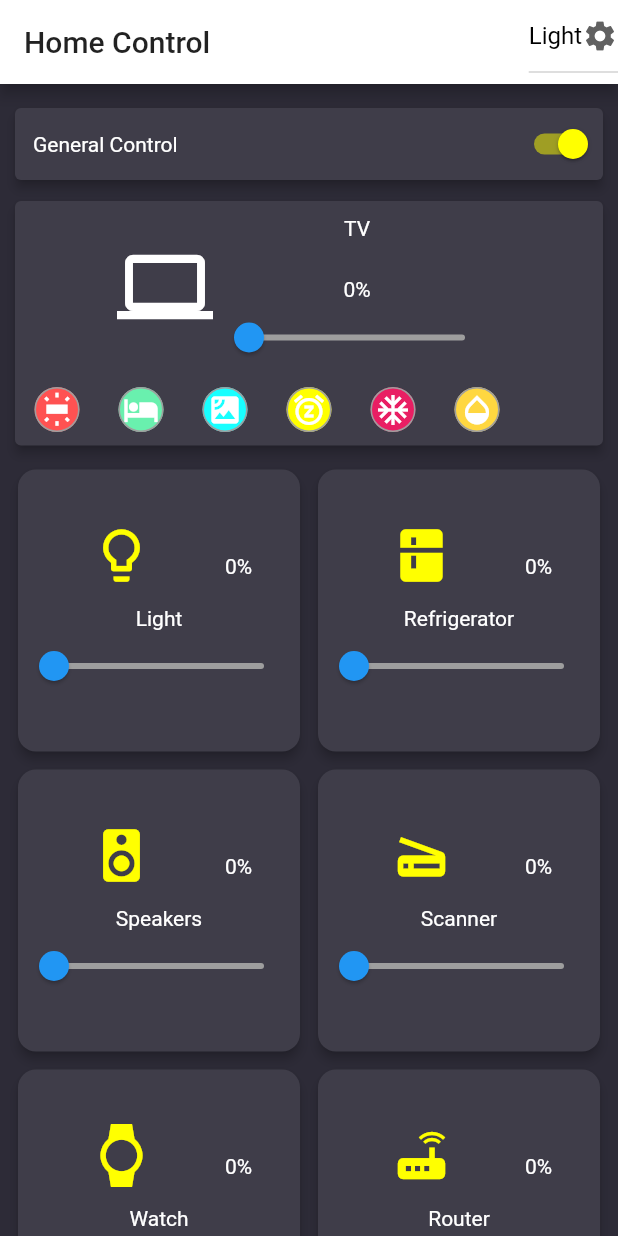
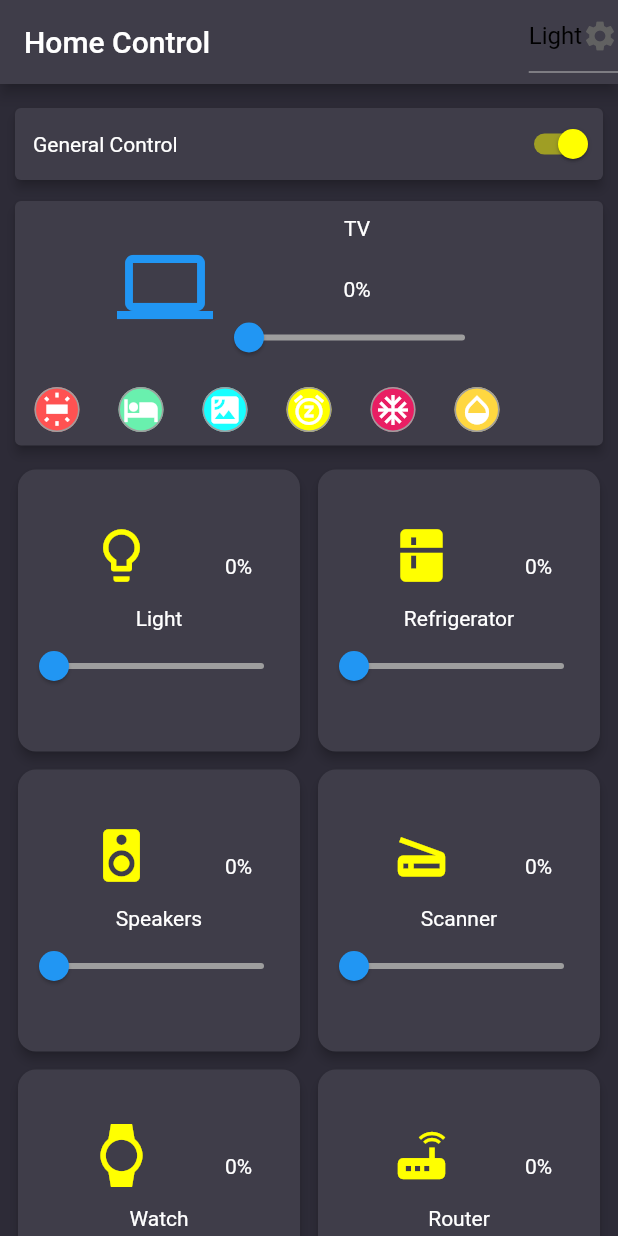
Before and after one commit to gk611995/smart_home_mock, a Flutter app: the screen it shows after launch, on a phone screen of 412 x 824 dp. Run offline on Flutter 3.47's test engine with Material 2 defaults, Android fonts, the phone set to English and light mode, and no system bars; our stand-ins replace rxdart.

Commit message:
working theme switch

```diff
--- a/lib/main.dart
+++ b/lib/main.dart
@@ -1,31 +1,54 @@
-    import 'package:flutter/material.dart';
+import 'package:flutter/material.dart';
 import 'package:smart_home/screens/home.dart';
+import 'package:smart_home/themes/themes.dart';
 
 void main() => runApp(MyApp());
 
-class MyApp extends StatelessWidget  {
+// class MyApp extends StatelessWidget {
+//   final ThemeBloc themeBloc = ThemeBloc();
 
+//   @override
+//   Widget build(BuildContext context) {
+//     return StreamBuilder<ThemeData>(
+//         initialData: themeBloc.initialTheme().data,
+//         stream: themeBloc.themeDataStream,
+//         builder: (BuildContext context, AsyncSnapshot<ThemeData> snapshot) {
+//           return MaterialApp(
+//             title: 'Smart Home',
+//             home: HomeScreen( themeBloc: themeBloc),
+//           );
+//         });
+//   }
+// }
+
+class MyApp extends StatefulWidget {
+  @override
+  _MyAppAppState createState() => _MyAppAppState();
+}
+
+class _MyAppAppState extends State<MyApp> {
+  ThemeBloc _themeBloc;
+
+  @override
+  void initState() {
+    super.initState();
+    _themeBloc = ThemeBloc();
+  }
 
   @override
   Widget build(BuildContext context) {
-    return MaterialApp(
-      title: 'Smart Home',
-      theme: darkTheme,
-      home: HomeScreen(),
+    return StreamBuilder<ThemeData>(
+      initialData: _themeBloc.initialTheme().data,
+      stream: _themeBloc.themeDataStream,
+      builder: (BuildContext context, AsyncSnapshot<ThemeData> snapshot) {
+        return MaterialApp(
+          title: 'Theme Switcher',
+          theme: snapshot.data,
+          home: HomeScreen(
+            themeBloc: _themeBloc,
+          ),
+        );
+      },
     );
   }
 }
-
-
-
-  final ThemeData lightTheme = ThemeData(
-
-         primaryColor: Colors.white,
-        backgroundColor:Color(0xffE1E1EA),
-        textTheme: Typography.blackCupertino
-      );
-final ThemeData darkTheme =ThemeData(
-       primaryColor: Color(0xff3f3d49),
-       backgroundColor: Color(0xff2d2b37),
-        textTheme: Typography.whiteCupertino
-);
--- a/lib/screens/home.dart
+++ b/lib/screens/home.dart
@@ -1,11 +1,14 @@
 import 'dart:async';
 import 'package:flutter/cupertino.dart';
 import 'package:flutter/material.dart';
+import 'package:smart_home/themes/themes.dart';
 
 class HomeScreen extends StatefulWidget {
   @override
   //name({Key key, this.child}) : super(key: key);
+  final ThemeBloc themeBloc;
 
+  HomeScreen({Key key, this.themeBloc}) : super(key: key);
   _HomeScreenState createState() => new _HomeScreenState();
 }
 
@@ -94,20 +97,54 @@ class _HomeScreenState extends State<HomeScreen> {
     });
   }
 
+  DemoTheme _buildLightTheme() {
+    return DemoTheme(
+        'light',
+        ThemeData(
+            primaryColor: Colors.white,
+            backgroundColor: Color(0xffE1E1EA),
+            accentColor: Color(0xff0B0A0F),
+            textTheme: Typography.blackCupertino));
+  }
+
+  DemoTheme _buildDarkTheme() {
+    return DemoTheme(
+        'dark',
+        ThemeData(
+            primaryColor: Color(0xff3f3d49),
+            backgroundColor: Color(0xff2d2b37),
+            accentColor: Colors.white,
+            textTheme: Typography.whiteCupertino));
+  }
+
   @override
   Widget build(BuildContext context) {
-    return new Theme(
-      child: Scaffold(
+    return Scaffold(
         backgroundColor: Theme.of(context).backgroundColor,
         appBar: AppBar(
           title: Text("Home Control"),
           actions: <Widget>[
+            // Switch(
+            //   onChanged: ,
+            // )
             DropdownButton<String>(
               icon: Icon(Icons.settings),
               value: dropdownValue,
               onChanged: (String newValue) {
                 setState(() {
+                  print("theme switch");
                   dropdownValue = newValue;
+                  (newValue == 'Light')
+                      ? this
+                          .widget
+                          .themeBloc
+                          .selectedTheme
+                          .add(_buildLightTheme())
+                      : this
+                          .widget
+                          .themeBloc
+                          .selectedTheme
+                          .add(_buildDarkTheme());
                 });
               },
               items: <String>['Light', 'Dark']
@@ -139,7 +176,6 @@ class _HomeScreenState extends State<HomeScreen> {
                             alignment: Alignment.centerLeft,
                             child: Text(
                               'General Control',
-                                style: TextStyle(color: Colors.white),
                             ),
                           ),
                         ),
@@ -173,7 +209,7 @@ class _HomeScreenState extends State<HomeScreen> {
                               child: Icon(
                                 Icons.computer,
                                 size: 64,
-                                  color: Colors.white,
+                                color: Theme.of(context).accentColor,
                               ),
                             ),
                             Column(
@@ -183,7 +219,6 @@ class _HomeScreenState extends State<HomeScreen> {
                                     padding: EdgeInsets.all(10.0),
                                     child: Text(
                                       'TV',
-                                        style: TextStyle(color: Colors.white),
                                     ),
                                   ),
                                   Container(
@@ -191,7 +226,7 @@ class _HomeScreenState extends State<HomeScreen> {
                                     child: new Center(
                                       child: new Text(
                                         _value.round().toString() + "%",
-                                          style: TextStyle(color: Colors.white),
+                                        //style: TextStyle(color: Colors.white),
                                       ),
                                     ),
                                   ),
@@ -246,7 +281,8 @@ class _HomeScreenState extends State<HomeScreen> {
                                             child: Icon(
                                               icons[index],
                                               color: deviceState[index]
-                                                    ? Colors.white
+                                                  ? Theme.of(context)
+                                                      .accentColor
                                                   : Colors.yellowAccent,
                                               size: 42.0,
                                             ),
@@ -267,8 +303,8 @@ class _HomeScreenState extends State<HomeScreen> {
                                                     .round()
                                                     .toString() +
                                                 "%",
-                                              style: TextStyle(
-                                                  color: Colors.white),
+                                            // style: TextStyle(
+                                            //     color: Colors.white),
                                           ),
                                         ),
                                       ),
@@ -282,7 +318,7 @@ class _HomeScreenState extends State<HomeScreen> {
                                   child: new Center(
                                     child: new Text(
                                       titles[index],
-                                        style: TextStyle(color: Colors.white),
+                                      //style: TextStyle(color: Colors.white),
                                     ),
                                   ),
                                 ),
@@ -305,8 +341,6 @@ class _HomeScreenState extends State<HomeScreen> {
                   }),
                 ))
           ],
-          )),
-      data: lightTheme,
-    );
+        ));
   }
 }
--- a/lib/themes/themes.dart
+++ b/lib/themes/themes.dart
@@ -1,3 +1,33 @@
 import 'package:flutter/material.dart';
 import 'dart:async';
 import 'package:rxdart/rxdart.dart';
+class DemoTheme {
+  final String name;
+  final ThemeData data;
+
+  const DemoTheme(this.name, this.data);
+}
+
+class ThemeBloc {
+  final Stream<ThemeData> themeDataStream;
+  final Sink<DemoTheme> selectedTheme;
+
+  factory ThemeBloc() {
+    final selectedTheme = PublishSubject<DemoTheme>();
+    final themeDataStream = selectedTheme
+        .distinct()
+        .map((theme) => theme.data);
+    return ThemeBloc._(themeDataStream, selectedTheme);
+  }
+
+  const ThemeBloc._(this.themeDataStream, this.selectedTheme);
+
+  DemoTheme initialTheme() {
+    return DemoTheme(
+        'initial',
+        ThemeData(
+         primaryColor: Color(0xff3f3d49),
+       backgroundColor: Color(0xff2d2b37),
+        textTheme: Typography.whiteCupertino
+        ));
+  }}
```
Lines whose indentation alone changed are shown as unchanged.
